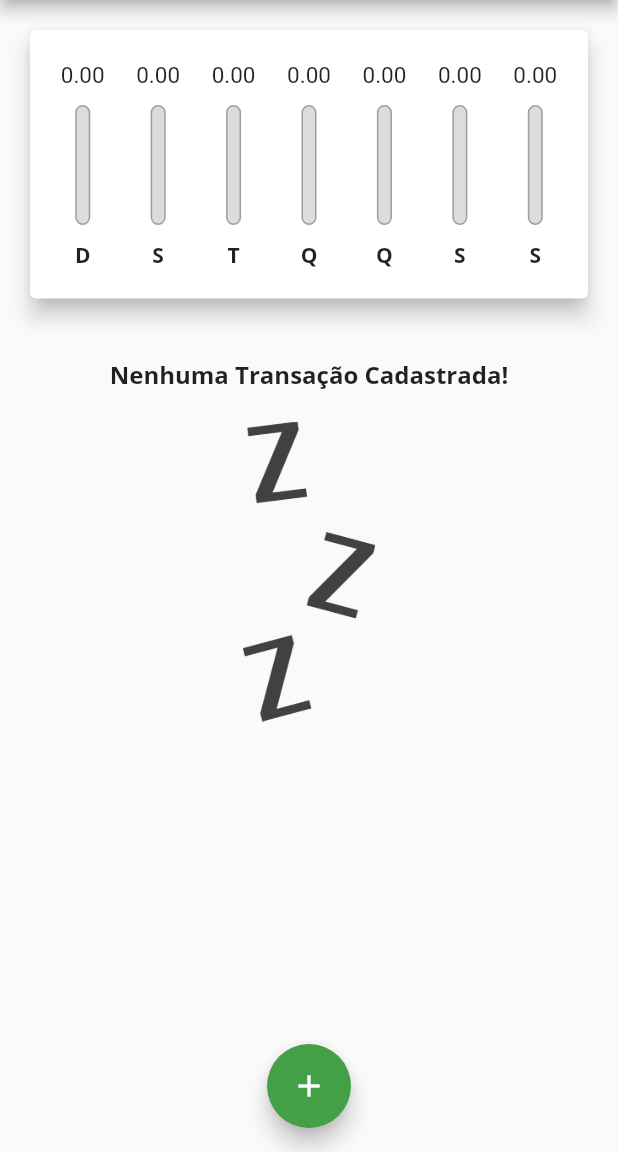
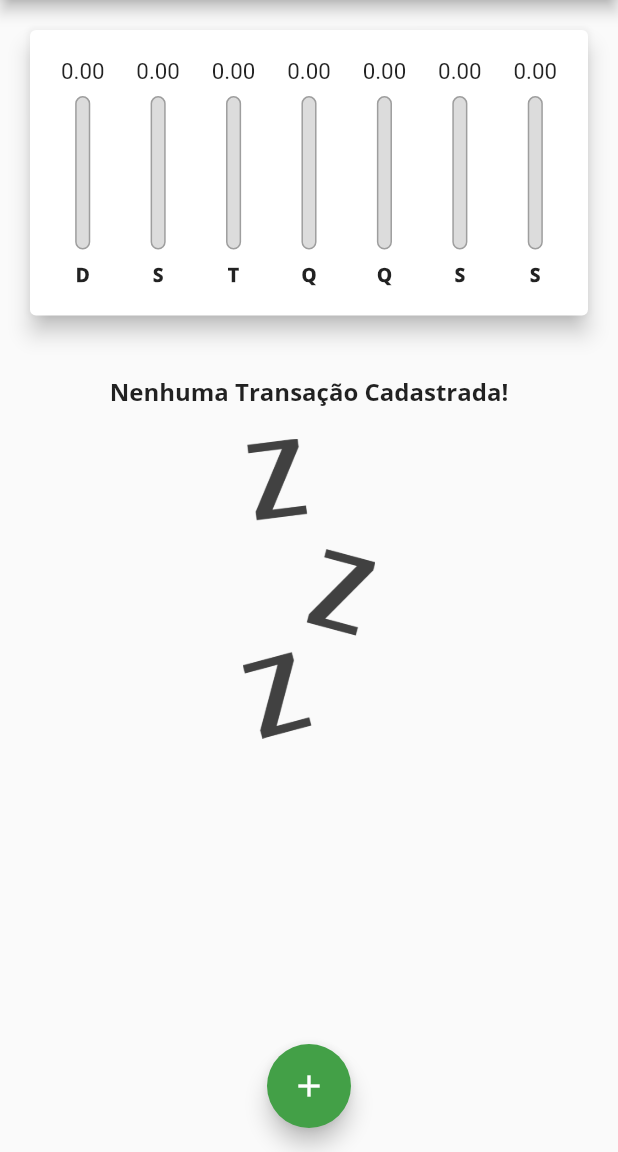
Before and after one commit to Bernardo-Junior/ExpenseApp, a Flutter app: the screen it shows after launch, on a phone screen of 412 x 824 dp, the part 84-1236 px from its top. Run offline on Flutter 3.47's test engine with Material 2 defaults, Android fonts, the phone set to English and light mode, and no system bars.

Commit message:
feat: adicionando responsividade

```diff
--- a/lib/components/chart_bar.dart
+++ b/lib/components/chart_bar.dart
@@ -14,26 +14,29 @@ class CharBar extends StatelessWidget {
 
   @override
   Widget build(BuildContext context) {
+    return LayoutBuilder(
+      builder: (ctx, constraints) {
         return Column(
           crossAxisAlignment: CrossAxisAlignment.center,
-      mainAxisAlignment: MainAxisAlignment.end,
+          mainAxisAlignment: MainAxisAlignment.center,
           children: [
-        const SizedBox(
-          height: 10,
+            SizedBox(
+              height: constraints.maxHeight * 0.05,
             ),
             Container(
-          height: 20,
+              height: constraints.maxHeight * 0.10,
               child: FittedBox(
                 child: Text(
                   value!.toStringAsFixed(2),
-              style: TextStyle(fontSize: 3),
                 ),
               ),
             ),
+            SizedBox(
+              height: constraints.maxHeight * 0.05,
+            ),
             Container(
-          height: 80,
-          width: 10,
-          margin: const EdgeInsets.all(10),
+              height: constraints.maxHeight * 0.6,
+              width: constraints.maxWidth * 0.2,
               child: Stack(
                 alignment: Alignment.bottomCenter,
                 children: [
@@ -59,18 +62,28 @@ class CharBar extends StatelessWidget {
                 ],
               ),
             ),
-        Text(
+            SizedBox(
+              height: constraints.maxHeight * 0.05,
+            ),
+            Container(
+              height: constraints.maxHeight * 0.10,
+              child: FittedBox(
+                child: Text(
                   label!.toUpperCase(),
                   style: const TextStyle(
-            fontWeight: FontWeight.bold,
+                    fontWeight: FontWeight.w900,
                     fontFamily: 'OpenSans',
                   ),
                   textAlign: TextAlign.end,
                 ),
-        const SizedBox(
-          height: 10,
+              ),
+            ),
+            SizedBox(
+              height: constraints.maxHeight * 0.05,
             )
           ],
         );
+      },
+    );
   }
 }
--- a/lib/components/transaction_list.dart
+++ b/lib/components/transaction_list.dart
@@ -11,9 +11,7 @@ class TransactionList extends StatelessWidget {
 
   @override
   Widget build(BuildContext context) {
-    return Container(
-      height: 562,
-      child: transactions.isEmpty
+    return transactions.isEmpty
         ? Column(
             children: [
               const SizedBox(
@@ -74,7 +72,6 @@ class TransactionList extends StatelessWidget {
                 ),
               );
             },
-            ),
           );
   }
 }
--- a/lib/main.dart
+++ b/lib/main.dart
@@ -13,6 +13,7 @@ class ExpenseApp extends StatelessWidget {
   @override
   Widget build(BuildContext context) {
     return MaterialApp(
+      debugShowCheckedModeBanner: false,
       theme: ThemeData(
         primarySwatch: Colors.green,
         accentColor: Colors.green[600],
@@ -98,11 +99,12 @@ class _MyHomePageState extends State<MyHomePage> {
 
   @override
   Widget build(BuildContext context) {
-    return Scaffold(
-      appBar: AppBar(
-        title: const Text(
+    final appBar = AppBar(
+      title: Text(
         'Despesas Pessoais',
-          // style: TextStyle(fontFamily: 'OpenSans-Bold'),
+        style: TextStyle(
+          fontSize: 20 * MediaQuery.of(context).textScaleFactor.toDouble(),
+        ),
       ),
       centerTitle: true,
       actions: [
@@ -111,13 +113,25 @@ class _MyHomePageState extends State<MyHomePage> {
           onPressed: () => _openTransactionFormModal(context),
         )
       ],
-      ),
+    );
+    final avaliableHeight = MediaQuery.of(context).size.height -
+        appBar.preferredSize.height -
+        MediaQuery.of(context).padding.top;
+
+    return Scaffold(
+      appBar: appBar,
       body: SingleChildScrollView(
         child: Column(
           crossAxisAlignment: CrossAxisAlignment.stretch,
           children: [
-            Chart(_recentTransactions),
-            TransactionList(_transactions, _removeTransaction),
+            Container(
+              height: avaliableHeight * 0.3,
+              child: Chart(_recentTransactions),
+            ),
+            Container(
+              height: avaliableHeight * 0.7,
+              child: TransactionList(_transactions, _removeTransaction),
+            ),
           ],
         ),
       ),
```
Lines whose indentation alone changed are shown as unchanged.
